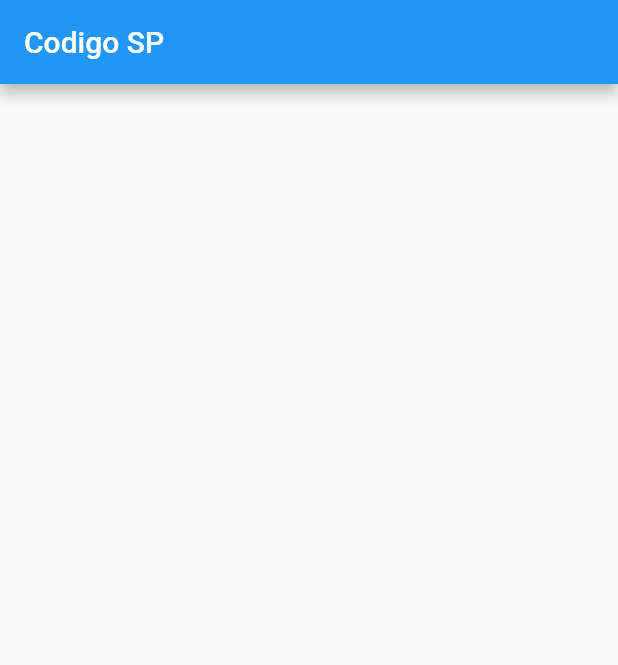
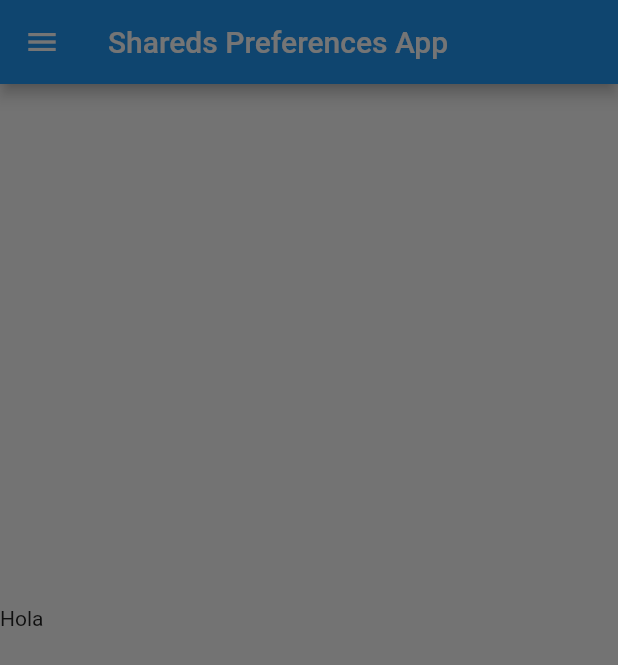
Before and after one commit to stark-ace-1891/tf08p_0021_codigo_sp, a Flutter app: the screen it shows after launch, with the side drawer open (before the commit the screen has no drawer), on a phone screen of 412 x 824 dp. Shown: the top 665 px of the screen. Run offline on Flutter 3.47's test engine with Material 2 defaults, Android fonts, the phone set to English and light mode, and no system bars.

Commit message:
Acabando estructura inicial

```diff
--- a/lib/main.dart
+++ b/lib/main.dart
@@ -1,15 +1,20 @@
 import 'package:flutter/material.dart';
+import 'package:tf08p_0021_codigo_sp/pages/home_page.dart';
 
 void main() {
-  runApp(
-    MaterialApp(
-      home: Scaffold(
-        appBar: AppBar(
-          title: Text(
-            "Codigo SP",
-          ),
-        ),
-      ),
-    ),
-  );
+  runApp(MyApp());
 }
+
+
+class MyApp extends StatelessWidget {
+  const MyApp({super.key});
+
+  @override
+  Widget build(BuildContext context) {
+    return MaterialApp(
+      title: "Shared Preferences App",
+      debugShowCheckedModeBanner: false,
+      home: HomPage(),
+    );
+  }
+}
--- /dev/null
+++ b/lib/pages/home_page.dart
@@ -0,0 +1,20 @@
+import 'package:flutter/material.dart';
+import 'package:flutter/src/widgets/framework.dart';
+import 'package:flutter/src/widgets/placeholder.dart';
+
+class HomPage extends StatelessWidget {
+  const HomPage({super.key});
+
+  @override
+  Widget build(BuildContext context) {
+    return Scaffold(
+      drawer: Text("Hola"),
+      appBar: AppBar(
+        title: Text("Shareds Preferences App"),
+      ),
+      body: Column(
+        children: [],
+      ),
+    );
+  }
+}
```
